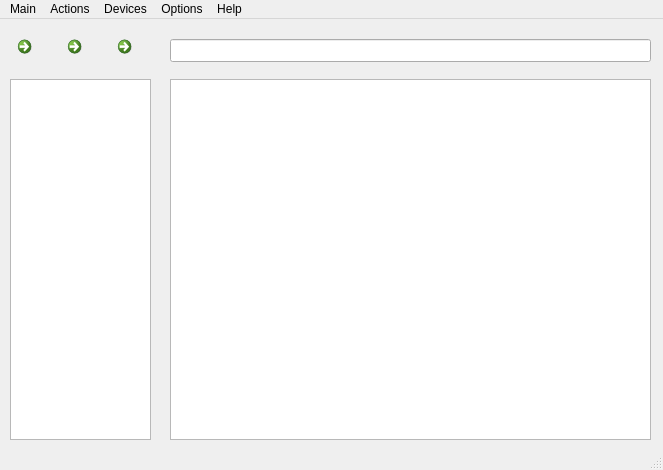
Old version of the form src/qfile/qfile.ui in the repository fluxer/bfp.
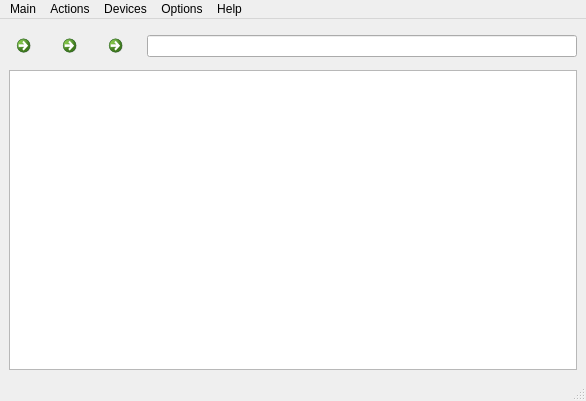
New version of the form. Icons and pictures are not drawn.

Commit message: window size improvements; close processes; implemented quick terminal, file manager and web browser shortcuts

```diff
--- a/src/qfile/qfile.ui
+++ b/src/qfile/qfile.ui
@@ -6,10 +6,16 @@
    <rect>
     <x>0</x>
     <y>0</y>
-    <width>663</width>
-    <height>470</height>
+    <width>586</width>
+    <height>401</height>
    </rect>
   </property>
+  <property name="sizePolicy">
+   <sizepolicy hsizetype="Fixed" vsizetype="Fixed">
+    <horstretch>0</horstretch>
+    <verstretch>0</verstretch>
+   </sizepolicy>
+  </property>
   <property name="windowTitle">
    <string>File Manager</string>
   </property>
@@ -18,28 +24,91 @@
     <normaloff>:/usr/share/qresources/resources/computer.svg</normaloff>:/usr/share/qresources/resources/computer.svg</iconset>
   </property>
   <widget class="QWidget" name="centralwidget">
-   <widget class="QListWidget" name="MountsWidget">
-    <property name="geometry">
-     <rect>
-      <x>10</x>
-      <y>60</y>
-      <width>141</width>
-      <height>361</height>
-     </rect>
-    </property>
-    <property name="editTriggers">
-     <set>QAbstractItemView::NoEditTriggers</set>
-    </property>
-   </widget>
+   <layout class="QGridLayout" name="gridLayout">
+    <item row="0" column="0">
+     <widget class="QCommandLinkButton" name="BackButton">
+      <property name="minimumSize">
+       <size>
+        <width>40</width>
+        <height>0</height>
+       </size>
+      </property>
+      <property name="maximumSize">
+       <size>
+        <width>10</width>
+        <height>16777215</height>
+       </size>
+      </property>
+      <property name="text">
+       <string/>
+      </property>
+      <property name="icon">
+       <iconset resource="../qresources/libqresources.qrc">
+        <normaloff>:/usr/share/qresources/resources/back.svg</normaloff>:/usr/share/qresources/resources/back.svg</iconset>
+      </property>
+     </widget>
+    </item>
+    <item row="0" column="1">
+     <widget class="QCommandLinkButton" name="HomeButton">
+      <property name="minimumSize">
+       <size>
+        <width>40</width>
+        <height>0</height>
+       </size>
+      </property>
+      <property name="maximumSize">
+       <size>
+        <width>10</width>
+        <height>16777215</height>
+       </size>
+      </property>
+      <property name="text">
+       <string/>
+      </property>
+      <property name="icon">
+       <iconset resource="../qresources/libqresources.qrc">
+        <normaloff>:/usr/share/qresources/resources/go-home.svg</normaloff>:/usr/share/qresources/resources/go-home.svg</iconset>
+      </property>
+     </widget>
+    </item>
+    <item row="0" column="2">
+     <widget class="QCommandLinkButton" name="TerminalButton">
+      <property name="sizePolicy">
+       <sizepolicy hsizetype="Fixed" vsizetype="Fixed">
+        <horstretch>0</horstretch>
+        <verstretch>0</verstretch>
+       </sizepolicy>
+      </property>
+      <property name="minimumSize">
+       <size>
+        <width>40</width>
+        <height>0</height>
+       </size>
+      </property>
+      <property name="maximumSize">
+       <size>
+        <width>10</width>
+        <height>16777215</height>
+       </size>
+      </property>
+      <property name="text">
+       <string/>
+      </property>
+      <property name="icon">
+       <iconset resource="../qresources/libqresources.qrc">
+        <normaloff>:/usr/share/qresources/resources/utilities-terminal.svg</normaloff>:/usr/share/qresources/resources/utilities-terminal.svg</iconset>
+      </property>
+     </widget>
+    </item>
+    <item row="0" column="3">
+     <widget class="QLineEdit" name="AddressBar">
+      <property name="readOnly">
+       <bool>true</bool>
+      </property>
+     </widget>
+    </item>
+    <item row="1" column="0" colspan="4">
    <widget class="QListView" name="ViewWidget">
-    <property name="geometry">
-     <rect>
-      <x>170</x>
-      <y>60</y>
-      <width>481</width>
-      <height>361</height>
-     </rect>
-    </property>
     <property name="contextMenuPolicy">
      <enum>Qt::CustomContextMenu</enum>
     </property>
@@ -71,77 +140,15 @@
      <enum>QListView::IconMode</enum>
     </property>
    </widget>
-   <widget class="QCommandLinkButton" name="BackButton">
-    <property name="geometry">
-     <rect>
-      <x>10</x>
-      <y>10</y>
-      <width>41</width>
-      <height>41</height>
-     </rect>
-    </property>
-    <property name="text">
-     <string/>
-    </property>
-    <property name="icon">
-     <iconset resource="../qresources/libqresources.qrc">
-      <normaloff>:/usr/share/qresources/resources/back.svg</normaloff>:/usr/share/qresources/resources/back.svg</iconset>
-    </property>
-   </widget>
-   <widget class="QCommandLinkButton" name="TerminalButton">
-    <property name="geometry">
-     <rect>
-      <x>110</x>
-      <y>10</y>
-      <width>41</width>
-      <height>41</height>
-     </rect>
-    </property>
-    <property name="text">
-     <string/>
-    </property>
-    <property name="icon">
-     <iconset resource="../qresources/libqresources.qrc">
-      <normaloff>:/usr/share/qresources/resources/utilities-terminal.svg</normaloff>:/usr/share/qresources/resources/utilities-terminal.svg</iconset>
-    </property>
-   </widget>
-   <widget class="QCommandLinkButton" name="HomeButton">
-    <property name="geometry">
-     <rect>
-      <x>60</x>
-      <y>10</y>
-      <width>41</width>
-      <height>41</height>
-     </rect>
-    </property>
-    <property name="text">
-     <string/>
-    </property>
-    <property name="icon">
-     <iconset resource="../qresources/libqresources.qrc">
-      <normaloff>:/usr/share/qresources/resources/go-home.svg</normaloff>:/usr/share/qresources/resources/go-home.svg</iconset>
-    </property>
-   </widget>
-   <widget class="QLineEdit" name="AddressBar">
-    <property name="geometry">
-     <rect>
-      <x>170</x>
-      <y>20</y>
-      <width>481</width>
-      <height>23</height>
-     </rect>
-    </property>
-    <property name="readOnly">
-     <bool>true</bool>
-    </property>
-   </widget>
+    </item>
+   </layout>
   </widget>
   <widget class="QMenuBar" name="menubar">
    <property name="geometry">
     <rect>
      <x>0</x>
      <y>0</y>
-     <width>663</width>
+     <width>586</width>
      <height>21</height>
     </rect>
    </property>
```
Left out of the diff: 20 changed lines with no effect on the pictures. Lines whose indentation alone changed are shown as unchanged. The commit also changes 5 other files.
